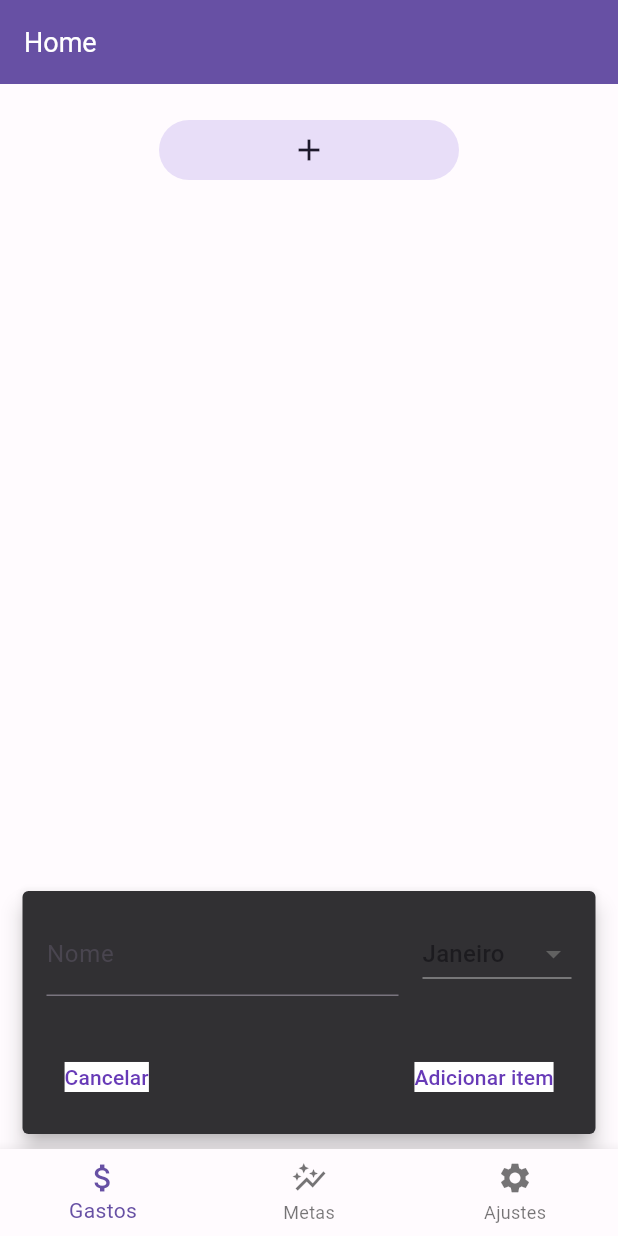
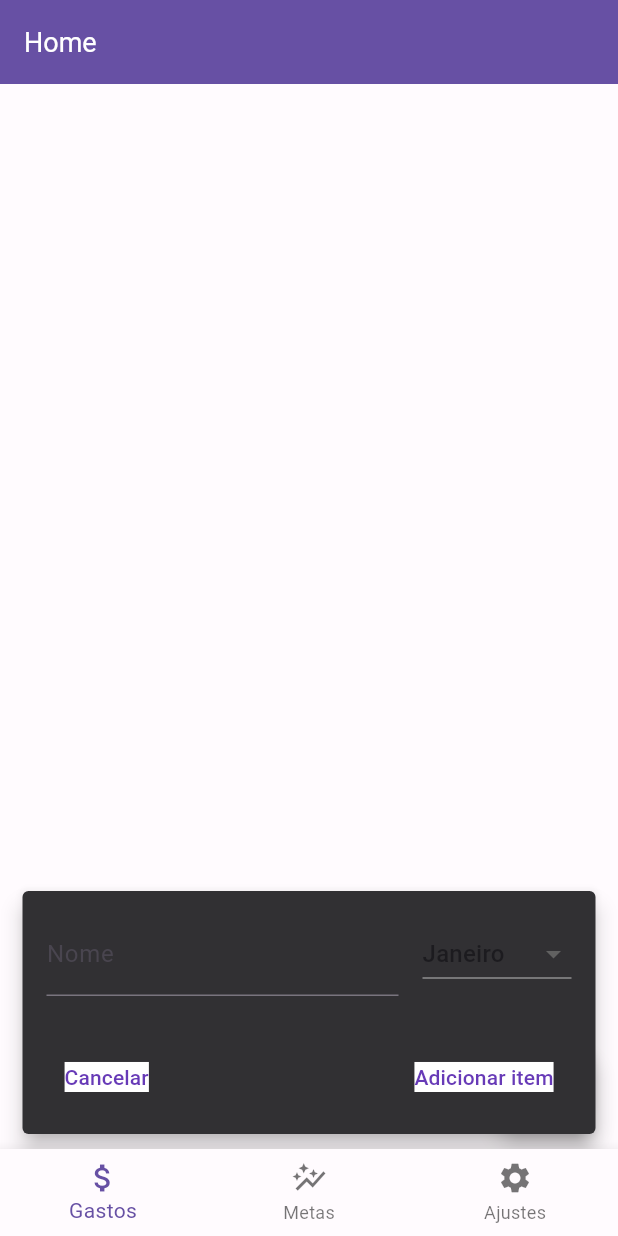
Before and after one commit to gustavorodrii/SiteGastos-Flutter, a Flutter app: the screen it shows after launch, after a tap on the "add" icon, on a phone screen of 412 x 824 dp. Run offline on Flutter 3.47's test engine with Material 2 defaults, Android fonts, the light colour scheme and no system bars.

Commit message:
gastos_page almost done

```diff
--- a/lib/pages/home_page.dart
+++ b/lib/pages/home_page.dart
@@ -1,4 +1,7 @@
 import 'package:flutter/material.dart';
+import 'package:sitegastos/data/user_data.dart';
+
+import 'list_tile.dart';
 
 class HomePage extends StatefulWidget {
   const HomePage({Key? key}) : super(key: key);
@@ -10,7 +13,7 @@
 class _HomePageState extends State<HomePage> {
   final TextEditingController _textController = TextEditingController();
   String _selectedMonth = 'Janeiro';
-  List<String> _items = [];
+  List<UserData> _items = [];
 
   void _showSnackBar(BuildContext context) {
     ScaffoldMessenger.of(context).showSnackBar(
@@ -24,11 +27,10 @@
                 Expanded(
                   child: TextField(
                     controller: _textController,
-                    decoration: InputDecoration(labelText: 'Nome'),
+                    decoration: const InputDecoration(labelText: 'Nome'),
                   ),
                 ),
-                SizedBox(
-                    width: 16), // Espaçamento entre TextField e DropdownButton
+                const SizedBox(width: 16),
                 DropdownButton<String>(
                   value: _selectedMonth,
                   onChanged: (newValue) {
@@ -58,7 +60,7 @@
                 ),
               ],
             ),
-            SizedBox(height: 30),
+            const SizedBox(height: 30),
             Row(
               mainAxisAlignment: MainAxisAlignment.spaceBetween,
               children: [
@@ -66,7 +68,7 @@
                   onPressed: () {
                     ScaffoldMessenger.of(context).hideCurrentSnackBar();
                   },
-                  child: Text(
+                  child: const Text(
                     'Cancelar',
                     style: TextStyle(
                       color: Colors.deepPurple,
@@ -77,14 +79,15 @@
                 TextButton(
                   onPressed: () {
                     setState(() {
-                      final newItem =
-                          '${_textController.text} ($_selectedMonth)';
+                      final newItem = UserData(
+                          mainItemName: _textController.text,
+                          monthName: _selectedMonth);
                       _items.add(newItem);
                       _textController.clear();
                     });
                     ScaffoldMessenger.of(context).hideCurrentSnackBar();
                   },
-                  child: Text(
+                  child: const Text(
                     'Adicionar item',
                     style: TextStyle(
                       color: Colors.deepPurple,
@@ -101,6 +104,12 @@
     );
   }
 
+  void deleteItem(int index) {
+    setState(() {
+      _items.removeAt(index);
+    });
+  }
+
   @override
   Widget build(BuildContext context) {
     return Scaffold(
@@ -109,38 +118,36 @@
       ),
       body: Column(
         children: [
-          Row(
-            mainAxisAlignment: MainAxisAlignment.center,
-            children: [
-              Padding(
-                padding: const EdgeInsets.symmetric(vertical: 20),
-                child: Container(
-                  width: 200,
-                  decoration: BoxDecoration(
-                    borderRadius: BorderRadius.circular(10),
-                  ),
-                  child: IconButton.filledTonal(
-                    onPressed: () {
-                      _showSnackBar(context);
-                    },
-                    icon: const Icon(Icons.add),
-                  ),
-                ),
+          Expanded(
+            child: GridView.builder(
+              gridDelegate: const SliverGridDelegateWithFixedCrossAxisCount(
+                crossAxisCount: 2,
               ),
-            ],
-          ),
-          Expanded(
-            child: ListView.builder(
               itemCount: _items.length,
               itemBuilder: (context, index) {
-                return ListTile(
-                  title: Text(_items[index]),
+                final customItem = _items[index];
+                return Padding(
+                  padding:
+                      const EdgeInsets.symmetric(vertical: 15, horizontal: 20),
+                  child: ListTilePage(
+                    mainItemName: customItem.mainItemName,
+                    monthName: customItem.monthName,
+                    onDelete: () {
+                      deleteItem(index);
+                    },
+                  ),
                 );
               },
             ),
           ),
         ],
       ),
+      floatingActionButton: FloatingActionButton.extended(
+        onPressed: () {
+          _showSnackBar(context);
+        },
+        label: const Icon(Icons.add),
+      ),
     );
   }
 }
--- a/pubspec.yaml
+++ b/pubspec.yaml
@@ -36,10 +36,13 @@
   # Use with the CupertinoIcons class for iOS style icons.
   cupertino_icons: ^1.0.2
   provider: ^6.0.5
+  hive: ^2.2.3
+  hive_flutter: ^1.1.0
 
 dev_dependencies:
   flutter_test:
     sdk: flutter
+  hive_generator: ^2.0.1
 
   # The "flutter_lints" package below contains a set of recommended lints to
   # encourage good coding practices. The lint set provided by the package is
```
Also changed, not shown: lib/data/user_data.dart (+2 -10 lines), lib/pages/list_tile.dart (added, +67 -0 lines), pubspec.lock, 1 other file.
